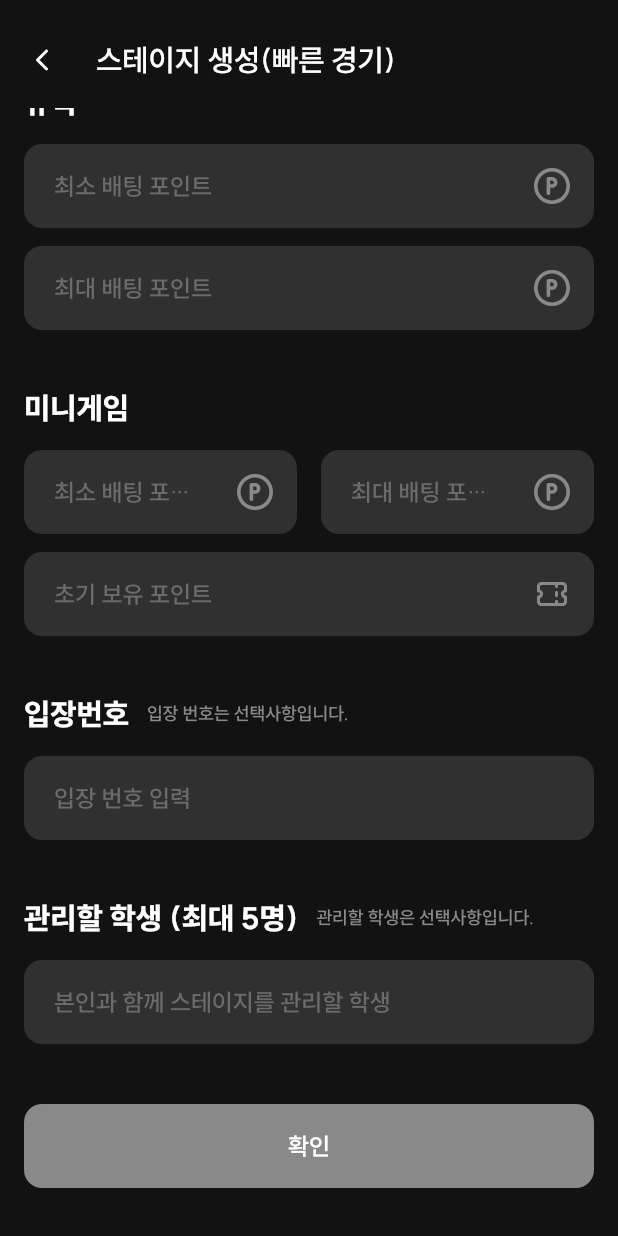
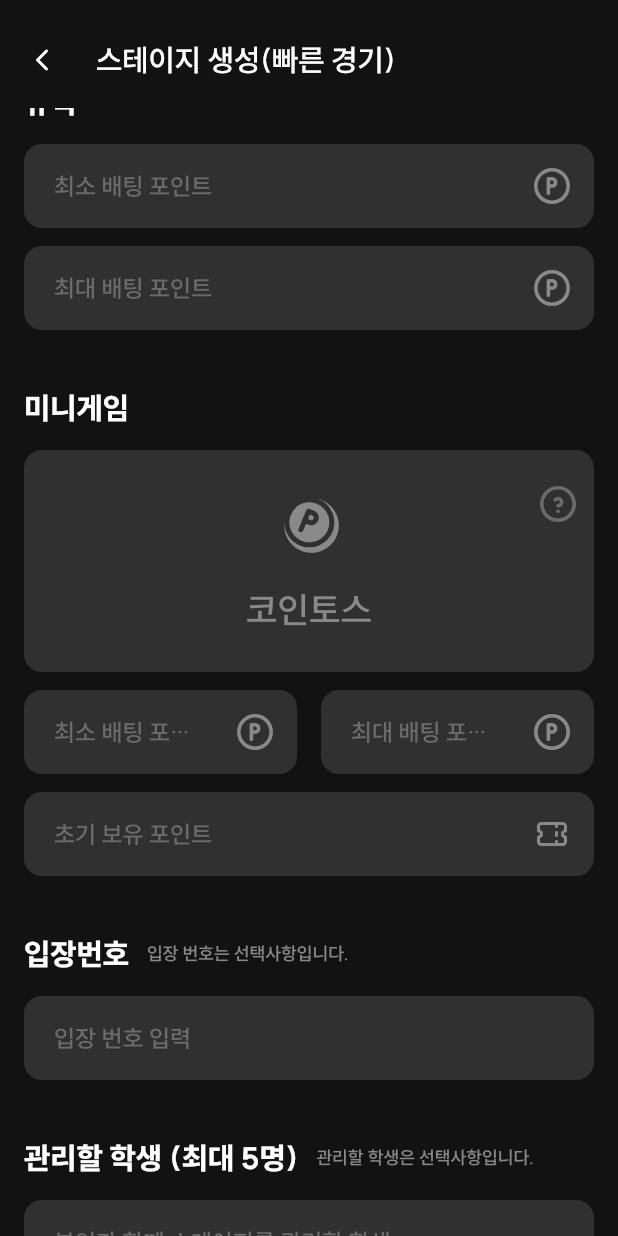
Before and after one commit to team-gogo/GOGO-App, a Flutter app: the StageCreateScreen screen opened directly, scrolled down 576 dp, on a phone screen of 412 x 824 dp. Run offline on Flutter 3.47's test engine with Material 3 defaults, Android fonts, the phone set to English and light mode, and no system bars; our stand-ins replace bloc, dio, firebase_auth, firebase_core, firebase_messaging, flutter_bloc and 8 more; accounts and stored records are empty; generated files the repository leaves out were written again.

Commit message:
:lipstick: :: StageCreateScreen에 코인토스 카드 추가

```diff
--- a/lib/presentation/stage_create/screen/stage_create_screen.dart
+++ b/lib/presentation/stage_create/screen/stage_create_screen.dart
@@ -108,6 +108,50 @@ class StageCreateScreen extends StatelessWidget {
                     StageBaseComponent(
                       title: '미니게임',
                       children: [
+                        Container(
+                          decoration: ShapeDecoration(
+                            color: GogoColors.gray700,
+                            shape: RoundedRectangleBorder(
+                              borderRadius: BorderRadius.circular(12),
+                            ),
+                          ),
+                          width: double.infinity,
+                          child: Padding(
+                            padding: const EdgeInsets.symmetric(vertical: 24.0),
+                            child: Stack(
+                              alignment: Alignment.topRight,
+                              children: [
+                                SizedBox(
+                                  child: Padding(
+                                    padding:
+                                        const EdgeInsets.fromLTRB(0, 0, 12, 0),
+                                    child: GogoIcons.questionMarkCircle(
+                                      color: GogoColors.gray500,
+                                      onTap: () {},
+                                    ),
+                                  ),
+                                ),
+                                Center(
+                                  child: Column(
+                                    spacing: 16,
+                                    children: [
+                                      GogoIcons.pointCoin(
+                                        width: 48,
+                                        height: 48,
+                                      ),
+                                      Text(
+                                        "코인토스",
+                                        style: GogoTypography.body1Semibold
+                                            .copyWith(
+                                                color: GogoColors.gray400),
+                                      ),
+                                    ],
+                                  ),
+                                ),
+                              ],
+                            ),
+                          ),
+                        ),
                         Row(
                           spacing: 16,
                           children: [
```
